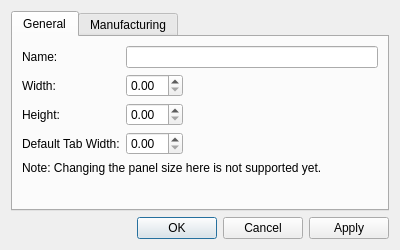
First picture: the form in libs/librepcb/editor/project/panel/panelsetupdialog.ui, repository AvetosDesign/LibrePCB, before the edit.
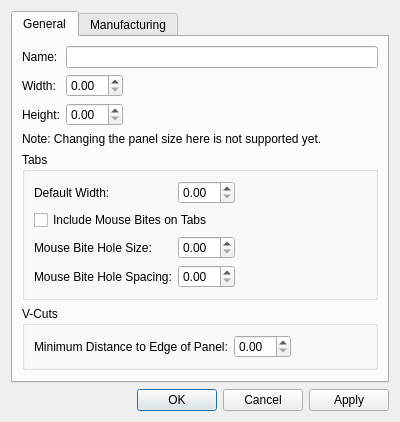
Second picture: the form after the edit.

The edit to the form file:
```diff
--- a/libs/librepcb/editor/project/panel/panelsetupdialog.ui
+++ b/libs/librepcb/editor/project/panel/panelsetupdialog.ui
@@ -8,7 +8,7 @@
     <x>0</x>
     <y>0</y>
     <width>400</width>
-    <height>250</height>
+    <height>415</height>
    </rect>
   </property>
   <property name="windowTitle">
@@ -76,27 +76,7 @@
          </property>
         </widget>
        </item>
-       <item row="3" column="0">
-        <widget class="QLabel" name="lblDefaultTabWidth">
-         <property name="text">
-          <string>Default Tab Width:</string>
-         </property>
-        </widget>
-       </item>
-       <item row="3" column="1">
-        <widget class="QDoubleSpinBox" name="spbxDefaultTabWidth">
-         <property name="sizePolicy">
-          <sizepolicy hsizetype="Fixed" vsizetype="Fixed">
-           <horstretch>0</horstretch>
-           <verstretch>0</verstretch>
-          </sizepolicy>
-         </property>
-         <property name="toolTip">
-          <string>Width used by all tabs which don't override it</string>
-         </property>
-        </widget>
-       </item>
-       <item row="4" column="0" colspan="2">
+       <item row="3" column="0" colspan="2">
         <widget class="QLabel" name="lblSizeNotYetEditable">
          <property name="text">
           <string>Note: Changing the panel size here is not supported yet.</string>
@@ -106,6 +86,120 @@
          </property>
         </widget>
        </item>
+       <item row="4" column="0" colspan="2">
+        <widget class="QGroupBox" name="grpTabs">
+         <property name="title">
+          <string>Tabs</string>
+         </property>
+         <layout class="QFormLayout" name="formLayoutTabs">
+          <property name="fieldGrowthPolicy">
+           <enum>QFormLayout::FieldGrowthPolicy::AllNonFixedFieldsGrow</enum>
+          </property>
+           <item row="0" column="0">
+             <widget class="QLabel" name="lblDefaultTabWidth">
+              <property name="text">
+               <string>Default Width:</string>
+              </property>
+             </widget>
+           </item>
+           <item row="0" column="1">
+             <widget class="QDoubleSpinBox" name="spbxDefaultTabWidth">
+              <property name="sizePolicy">
+               <sizepolicy hsizetype="Fixed" vsizetype="Fixed">
+                <horstretch>0</horstretch>
+                <verstretch>0</verstretch>
+               </sizepolicy>
+              </property>
+              <property name="toolTip">
+               <string>Width used by all tabs which don&apos;t override it</string>
+              </property>
+             </widget>
+           </item>
+           <item row="1" column="0" colspan="2">
+             <widget class="QCheckBox" name="cbxDefaultMouseBites">
+              <property name="text">
+               <string>Include Mouse Bites on Tabs</string>
+              </property>
+              <property name="toolTip">
+               <string>Whether tabs get mouse bite holes along their cut lines by default</string>
+              </property>
+             </widget>
+           </item>
+           <item row="2" column="0">
+             <widget class="QLabel" name="lblDefaultMouseBiteDiameter">
+              <property name="text">
+               <string>Mouse Bite Hole Size:</string>
+              </property>
+             </widget>
+           </item>
+           <item row="2" column="1">
+             <widget class="QDoubleSpinBox" name="spbxDefaultMouseBiteDiameter">
+              <property name="sizePolicy">
+               <sizepolicy hsizetype="Fixed" vsizetype="Fixed">
+                <horstretch>0</horstretch>
+                <verstretch>0</verstretch>
+               </sizepolicy>
+              </property>
+              <property name="toolTip">
+               <string>Default diameter of the mouse bite holes along the tabs&apos; cut lines</string>
+              </property>
+             </widget>
+           </item>
+           <item row="3" column="0">
+             <widget class="QLabel" name="lblDefaultMouseBiteSpacing">
+              <property name="text">
+               <string>Mouse Bite Hole Spacing:</string>
+              </property>
+             </widget>
+           </item>
+           <item row="3" column="1">
+             <widget class="QDoubleSpinBox" name="spbxDefaultMouseBiteSpacing">
+              <property name="sizePolicy">
+               <sizepolicy hsizetype="Fixed" vsizetype="Fixed">
+                <horstretch>0</horstretch>
+                <verstretch>0</verstretch>
+               </sizepolicy>
+              </property>
+              <property name="toolTip">
+               <string>Default center-to-center distance between neighboring mouse bite holes</string>
+              </property>
+             </widget>
+           </item>
+         </layout>
+        </widget>
+       </item>
+       <item row="5" column="0" colspan="2">
+        <widget class="QGroupBox" name="grpVCuts">
+         <property name="title">
+          <string>V-Cuts</string>
+         </property>
+         <layout class="QFormLayout" name="formLayoutVCuts">
+          <property name="fieldGrowthPolicy">
+           <enum>QFormLayout::FieldGrowthPolicy::AllNonFixedFieldsGrow</enum>
+          </property>
+           <item row="0" column="0">
+             <widget class="QLabel" name="lblDefaultVCutMinPanelEdgeDistance">
+              <property name="text">
+               <string>Minimum Distance to Edge of Panel:</string>
+              </property>
+             </widget>
+           </item>
+           <item row="0" column="1">
+             <widget class="QDoubleSpinBox" name="spbxDefaultVCutMinPanelEdgeDistance">
+              <property name="sizePolicy">
+               <sizepolicy hsizetype="Fixed" vsizetype="Fixed">
+                <horstretch>0</horstretch>
+                <verstretch>0</verstretch>
+               </sizepolicy>
+              </property>
+              <property name="toolTip">
+               <string>Default minimum distance between a V-cut line and the edge of the panel</string>
+              </property>
+             </widget>
+           </item>
+         </layout>
+        </widget>
+       </item>
       </layout>
      </widget>
      <widget class="QWidget" name="tabManufacturing">
```
